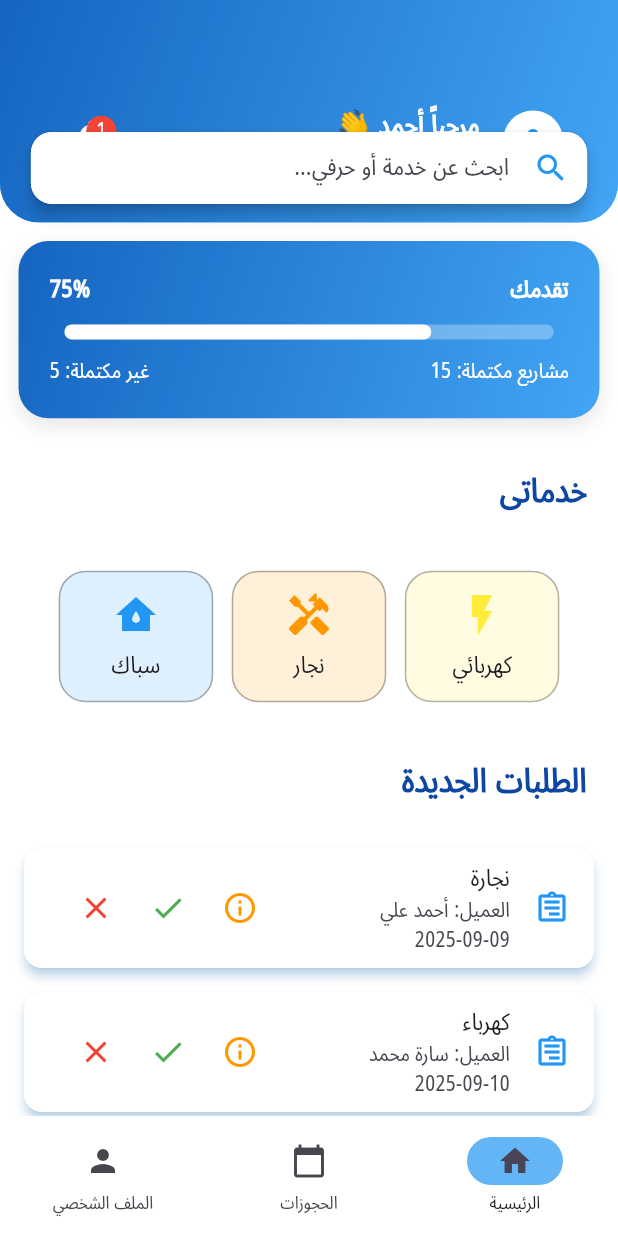
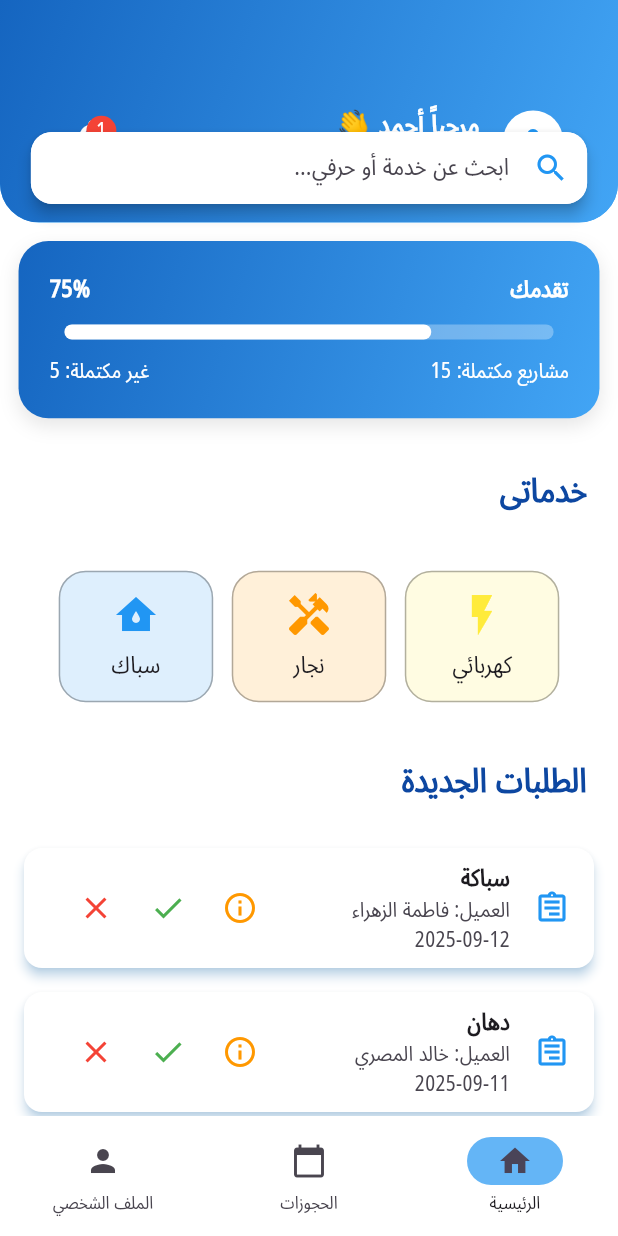
Before and after one commit to asmaa202310/Flutter_project_Herfagi, a Flutter app: the screen it shows after launch, on a phone screen of 412 x 824 dp. Run offline on Flutter 3.47's test engine with Material 3 defaults, Android fonts, the phone set to English and light mode, and no system bars; drawn by our look-alikes of percent_indicator; our stand-ins replace flutter_rating_bar, lottie.

Commit message:
fix home for crafter issue

```diff
--- a/herfagy_v2/lib/main.dart
+++ b/herfagy_v2/lib/main.dart
@@ -1,6 +1,5 @@
 import 'package:flutter/material.dart';
 import 'package:flutter_localizations/flutter_localizations.dart';
-import 'package:herfagy_v2/views/onboarding/onboarding_view.dart';
 import '/generated/l10n.dart';
 import '/viewmodels/onboarding_view_model.dart';
 import 'package:provider/provider.dart';
--- a/herfagy_v2/lib/models/order_model.dart
+++ b/herfagy_v2/lib/models/order_model.dart
@@ -3,11 +3,13 @@ class OrderModel {
   final String person;
   final String date;
   final String status;
+  final String details;
 
   const OrderModel({
     required this.service,
     required this.person,
     required this.date,
     required this.status,
+    required this.details,
   });
 }
--- a/herfagy_v2/lib/viewmodels/home_crafter_view_model.dart
+++ b/herfagy_v2/lib/viewmodels/home_crafter_view_model.dart
@@ -56,57 +56,51 @@ class CrafterServicesProvider extends ChangeNotifier {
 class RequestsProvider extends ChangeNotifier {
   final List<RequestModel> _requests = [
     RequestModel(
-      customerName: "أحمد علي",
-      service: "نجارة",
-      date: "2025-09-09",
-      details: "تركيب مطبخ كامل من الخشب الطبيعي مع بعض التعديلات.",
+      customerName: "فاطمة الزهراء",
+      service: "سباكة",
+      date: "2025-09-12",
+      details: "يوجد تسريب مياه أسفل حوض المطبخ، يتطلب فحص وإصلاح فوري.",
     ),
     RequestModel(
-      customerName: "سارة محمد",
+      customerName: "خالد المصري",
+      service: "دهان",
+      date: "2025-09-11",
+      details: "دهان جدران غرفة المعيشة بالكامل باللون الأبيض.",
+    ),
+    RequestModel(
+      customerName: "مريم عبد الرحمن",
+      service: "تكييف وتبريد",
+      date: "2025-09-11",
+      details: "صيانة دورية لوحدة التكييف وتنظيف الفلاتر قبل دخول الشتاء.",
+    ),
+    RequestModel(
+      customerName: "يوسف حمدي",
       service: "كهرباء",
       date: "2025-09-10",
-      details: "صيانة أسلاك كهرباء + تركيب 5 لمبات LED.",
+      details: "تركيب 3 نقاط كهرباء جديدة في الغرفة.",
     ),
     RequestModel(
-      customerName: "سارة محمد",
-      service: "كهرباء",
+      customerName: "طارق شوقي",
+      service: "نجارة",
       date: "2025-09-10",
-      details: "صيانة أسلاك كهرباء + تركيب 5 لمبات LED.",
-    ),
-    RequestModel(
-      customerName: "سارة محمد",
-      service: "كهرباء",
-      date: "2025-09-10",
-      details: "صيانة أسلاك كهرباء + تركيب 5 لمبات LED.",
-    ),
-    RequestModel(
-      customerName: "سارة محمد",
-      service: "كهرباء",
-      date: "2025-09-10",
-      details: "صيانة أسلاك كهرباء + تركيب 5 لمبات LED.",
-    ),
-    RequestModel(
-      customerName: "سارة محمد",
-      service: "كهرباء",
-      date: "2025-09-10",
-      details: "صيانة أسلاك كهرباء + تركيب 5 لمبات LED.",
+      details: "إصلاح باب شرفة مكسور لا يغلق بإحكام.",
     ),
   ];
-
   List<RequestModel> get requests => _requests;
 
   void addNewRequest(RequestModel newRequest) {
-    _requests.insert(0, newRequest);
+    _requests.add(newRequest);
     notifyListeners();
   }
 
-  void acceptRequest(int index) {
-    _requests[index].isAccepted = true;
+  void acceptRequest(RequestModel newRequest) {
+    newRequest.isAccepted = true;
+    _requests.remove(newRequest);
     notifyListeners();
   }
 
-  void rejectRequest(int index) {
-    _requests.removeAt(index);
+  void rejectRequest(RequestModel newRequest) {
+    _requests.remove(newRequest);
     notifyListeners();
   }
 }
--- a/herfagy_v2/lib/views/crafter/crafter_view.dart
+++ b/herfagy_v2/lib/views/crafter/crafter_view.dart
@@ -1,5 +1,7 @@
 import 'package:flutter/material.dart';
-import 'package:herfagy_v2/views/crafter/home_for_herafy/home_crafter_view.dart';
+import 'home_for_herafy/home_crafter_view.dart';
+import 'orders_for_crafter/orders_crafter_view.dart';
+import 'profile_for_crafter/profile_crafter_view.dart';
 
 class CrafterView extends StatefulWidget {
   const CrafterView({super.key});
@@ -13,8 +15,8 @@ class _CrafterViewState extends State<CrafterView> {
 
   final List<Widget> _pages = [
     const HomeCrafterView(),
-    const HomeCrafterView(),
-    const HomeCrafterView(),
+    const OrdersCrafterView(),
+    const ProfileCrafterView(),
   ];
   @override
   Widget build(BuildContext context) {
--- a/herfagy_v2/lib/views/crafter/home_for_herafy/widgets/custom_icon_button.dart
+++ b/herfagy_v2/lib/views/crafter/home_for_herafy/widgets/custom_icon_button.dart
@@ -3,12 +3,12 @@ import 'package:flutter/material.dart';
 class CustomIconButton extends StatelessWidget {
   const CustomIconButton({
     super.key,
-    required this.index,
+    // required this.index,
     required this.onTap,
     required this.icon,
     required this.color,
   });
-  final int index;
+  // final int index;
   final VoidCallback onTap;
   final IconData icon;
   final Color color;
--- a/herfagy_v2/lib/views/crafter/home_for_herafy/widgets/reject_accept_button.dart
+++ b/herfagy_v2/lib/views/crafter/home_for_herafy/widgets/reject_accept_button.dart
@@ -3,14 +3,12 @@ import 'package:flutter/material.dart';
 class RejectAcceptButton extends StatelessWidget {
   const RejectAcceptButton({
     super.key,
-    required this.index,
     required this.text,
     required this.icon,
     required this.onTap,
     required this.buttonColor,
   });
 
-  final int index;
   final String text;
   final IconData icon;
   final VoidCallback onTap;
--- a/herfagy_v2/lib/views/crafter/home_for_herafy/widgets/request_card.dart
+++ b/herfagy_v2/lib/views/crafter/home_for_herafy/widgets/request_card.dart
@@ -6,44 +6,43 @@ import 'custom_icon_button.dart';
 import 'request_details_bottom_sheet.dart';
 
 class RequestCard extends StatelessWidget {
-  const RequestCard({super.key, required this.request, required this.index});
+  const RequestCard({super.key, required this.request});
 
   final RequestModel request;
-  final int index;
 
   @override
   Widget build(BuildContext context) {
     return Card(
       elevation: 3.0,
       color: Colors.white,
-      shadowColor: Colors.blue.withValues(alpha: 0.5),
+      shadowColor: Colors.blue.withAlpha(128),
       margin: const EdgeInsets.symmetric(horizontal: 16, vertical: 8),
       shape: RoundedRectangleBorder(borderRadius: BorderRadius.circular(12)),
       clipBehavior: Clip.antiAlias,
       child: ListTile(
         leading: const Icon(Icons.assignment_outlined, color: Colors.blue),
-        title: Text(request.service),
+        title: Text(
+          request.service,
+          style: const TextStyle(fontWeight: FontWeight.bold),
+        ),
         subtitle: Text("العميل: ${request.customerName}\n${request.date}"),
         trailing: Row(
           mainAxisSize: MainAxisSize.min,
           children: [
             CustomIconButton(
-              index: index,
               onTap: () => _showRequestDetails(context),
               icon: Icons.info_outline,
               color: Colors.orange,
             ),
             CustomIconButton(
-              index: index,
               onTap: () =>
-                  context.read<RequestsProvider>().acceptRequest(index),
+                  context.read<RequestsProvider>().acceptRequest(request),
               icon: Icons.check,
               color: Colors.green,
             ),
             CustomIconButton(
-              index: index,
               onTap: () =>
-                  context.read<RequestsProvider>().rejectRequest(index),
+                  context.read<RequestsProvider>().rejectRequest(request),
               icon: Icons.close,
               color: Colors.red,
             ),
@@ -54,7 +53,7 @@ class RequestCard extends StatelessWidget {
   }
 
   void _showRequestDetails(BuildContext context) {
-    final requestsProvider = context.read<RequestsProvider>();
+    final viewModel = context.read<RequestsProvider>();
     showModalBottomSheet(
       context: context,
       backgroundColor: Colors.white,
@@ -63,8 +62,8 @@ class RequestCard extends StatelessWidget {
       ),
       builder: (_) {
         return ChangeNotifierProvider.value(
-          value: requestsProvider,
-          child: RequestDetailsBottomSheet(request: request, index: index),
+          value: viewModel,
+          child: RequestDetailsBottomSheet(request: request),
         );
       },
     );
--- a/herfagy_v2/lib/views/crafter/home_for_herafy/widgets/request_details_bottom_sheet.dart
+++ b/herfagy_v2/lib/views/crafter/home_for_herafy/widgets/request_details_bottom_sheet.dart
@@ -6,11 +6,9 @@ class RequestDetailsBottomSheet extends StatelessWidget {
   const RequestDetailsBottomSheet({
     super.key,
     required this.request,
-    required this.index,
   });
 
   final RequestModel request;
-  final int index;
 
   @override
   Widget build(BuildContext context) {
@@ -28,7 +26,7 @@ class RequestDetailsBottomSheet extends StatelessWidget {
           const SizedBox(height: 10),
           Text("الوصف: ${request.details}"),
           const SizedBox(height: 20),
-          BottomSheetActionButtons(index: index),
+          BottomSheetActionButtons(request: request,),
         ],
       ),
     );
--- a/herfagy_v2/lib/views/user/home_for_user/widgets/custom_order_button.dart
+++ b/herfagy_v2/lib/views/user/home_for_user/widgets/custom_order_button.dart
@@ -7,15 +7,17 @@ class CustomUserButton extends StatelessWidget {
     required this.text,
     required this.fontSize,
     this.color,
+    this.onTap,
   });
   final double borderRaduis;
   final String text;
   final Color? color;
   final double fontSize;
+  final VoidCallback? onTap;
   @override
   Widget build(BuildContext context) {
     return ElevatedButton(
-      onPressed: () {},
+      onPressed: () => onTap,
       style: ElevatedButton.styleFrom(
         backgroundColor: color ?? Colors.blue,
         padding: const EdgeInsets.symmetric(horizontal: 14),
```
Also changed, not shown: herfagy_v2/lib/viewmodels/orders_for_crafter_view_model.dart (added, +41 -0 lines), herfagy_v2/lib/viewmodels/orders_for_user_view_model.dart (added, +48 -0 lines), herfagy_v2/lib/views/crafter/home_for_herafy/widgets/buttom_sheet_action_buttons.dart (+8 -6 lines), herfagy_v2/lib/views/crafter/home_for_herafy/widgets/new_requests_list.dart (+5 -5 lines), herfagy_v2/lib/views/crafter/orders_for_crafter/orders_crafter_view.dart (added, +17 -0 lines), herfagy_v2/lib/views/crafter/orders_for_crafter/widgets/order_crafter_view_body.dart (added, +24 -0 lines), herfagy_v2/lib/views/crafter/profile_for_crafter/profile_crafter_view.dart (added, +19 -0 lines), herfagy_v2/lib/views/user/orders_for_user/orders_view.dart (+8 -61 lines), herfagy_v2/lib/views/user/orders_for_user/widgets/orders_view_body.dart (added, +24 -0 lines).
